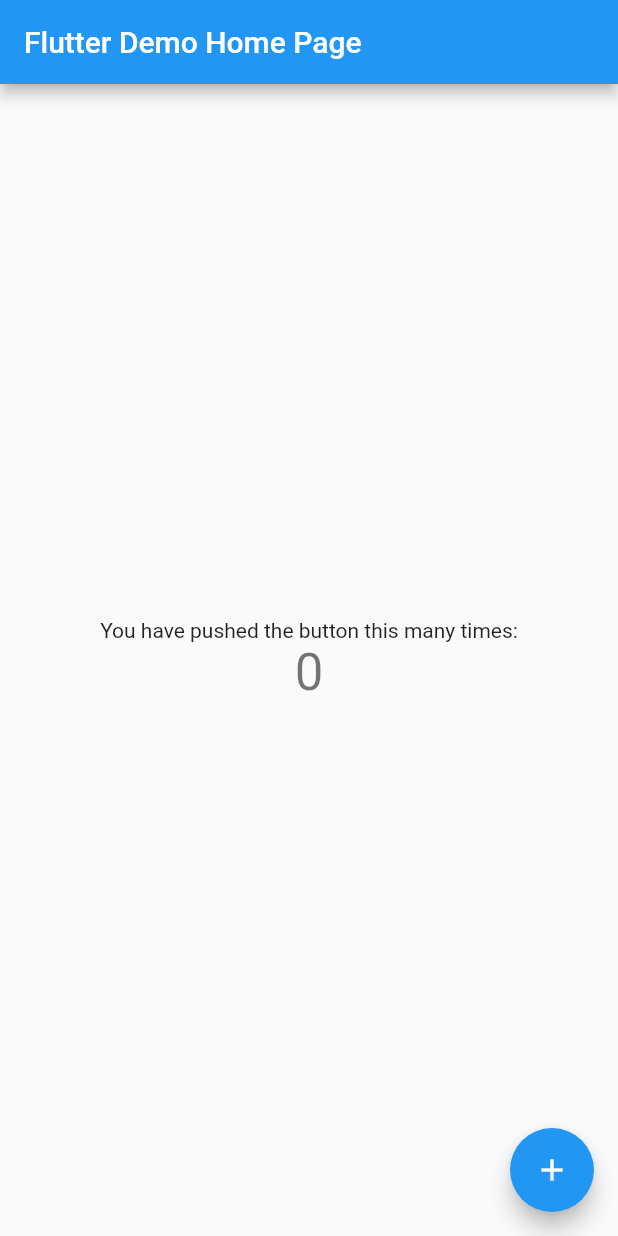
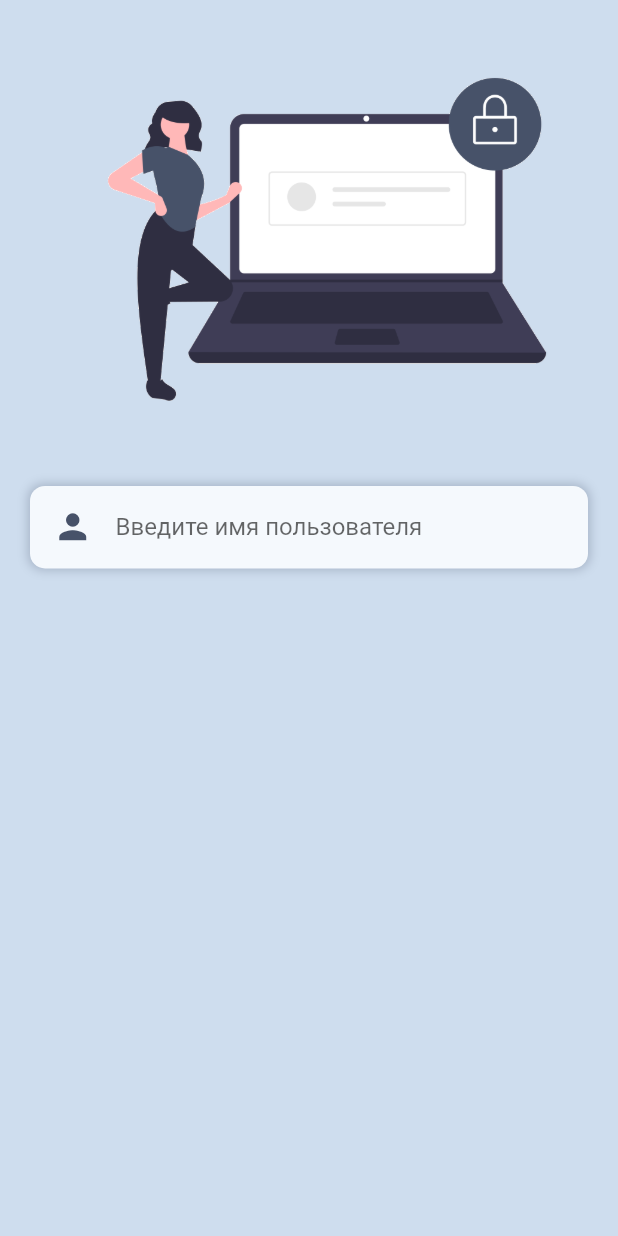
Before and after one commit to dergunovmxm/flutter_nike_store, a Flutter app: the screen it shows after launch, on a phone screen of 412 x 824 dp. Run offline on Flutter 3.47's test engine with Material 2 defaults, Android fonts, the phone set to English and light mode, and no system bars.

Commit message:
Добавил страницу логина, добавил одно поле ввода

```diff
--- a/lib/main.dart
+++ b/lib/main.dart
@@ -1,115 +1,20 @@
 import 'package:flutter/material.dart';
+import 'package:flutter_nike_store/pages/LoginPage.dart';
+import '';
 
-void main() {
-  runApp(const MyApp());
-}
+void main() => runApp(MyApp());
 
 class MyApp extends StatelessWidget {
-  const MyApp({super.key});
-
-  // This widget is the root of your application.
   @override
   Widget build(BuildContext context) {
     return MaterialApp(
-      title: 'Flutter Demo',
+      debugShowCheckedModeBanner: false,
       theme: ThemeData(
-        // This is the theme of your application.
-        //
-        // Try running your application with "flutter run". You'll see the
-        // application has a blue toolbar. Then, without quitting the app, try
-        // changing the primarySwatch below to Colors.green and then invoke
-        // "hot reload" (press "r" in the console where you ran "flutter run",
-        // or simply save your changes to "hot reload" in a Flutter IDE).
-        // Notice that the counter didn't reset back to zero; the application
-        // is not restarted.
-        primarySwatch: Colors.blue,
+        scaffoldBackgroundColor: Color(0xFFCEDDEE),
       ),
-      home: const MyHomePage(title: 'Flutter Demo Home Page'),
+      routes: {
+       "/": (contex) => LoginPage(),
+      },
     );
   }
 }
-
-class MyHomePage extends StatefulWidget {
-  const MyHomePage({super.key, required this.title});
-
-  // This widget is the home page of your application. It is stateful, meaning
-  // that it has a State object (defined below) that contains fields that affect
-  // how it looks.
-
-  // This class is the configuration for the state. It holds the values (in this
-  // case the title) provided by the parent (in this case the App widget) and
-  // used by the build method of the State. Fields in a Widget subclass are
-  // always marked "final".
-
-  final String title;
-
-  @override
-  State<MyHomePage> createState() => _MyHomePageState();
-}
-
-class _MyHomePageState extends State<MyHomePage> {
-  int _counter = 0;
-
-  void _incrementCounter() {
-    setState(() {
-      // This call to setState tells the Flutter framework that something has
-      // changed in this State, which causes it to rerun the build method below
-      // so that the display can reflect the updated values. If we changed
-      // _counter without calling setState(), then the build method would not be
-      // called again, and so nothing would appear to happen.
-      _counter++;
-    });
-  }
-
-  @override
-  Widget build(BuildContext context) {
-    // This method is rerun every time setState is called, for instance as done
-    // by the _incrementCounter method above.
-    //
-    // The Flutter framework has been optimized to make rerunning build methods
-    // fast, so that you can just rebuild anything that needs updating rather
-    // than having to individually change instances of widgets.
-    return Scaffold(
-      appBar: AppBar(
-        // Here we take the value from the MyHomePage object that was created by
-        // the App.build method, and use it to set our appbar title.
-        title: Text(widget.title),
-      ),
-      body: Center(
-        // Center is a layout widget. It takes a single child and positions it
-        // in the middle of the parent.
-        child: Column(
-          // Column is also a layout widget. It takes a list of children and
-          // arranges them vertically. By default, it sizes itself to fit its
-          // children horizontally, and tries to be as tall as its parent.
-          //
-          // Invoke "debug painting" (press "p" in the console, choose the
-          // "Toggle Debug Paint" action from the Flutter Inspector in Android
-          // Studio, or the "Toggle Debug Paint" command in Visual Studio Code)
-          // to see the wireframe for each widget.
-          //
-          // Column has various properties to control how it sizes itself and
-          // how it positions its children. Here we use mainAxisAlignment to
-          // center the children vertically; the main axis here is the vertical
-          // axis because Columns are vertical (the cross axis would be
-          // horizontal).
-          mainAxisAlignment: MainAxisAlignment.center,
-          children: <Widget>[
-            const Text(
-              'You have pushed the button this many times:',
-            ),
-            Text(
-              '$_counter',
-              style: Theme.of(context).textTheme.headlineMedium,
-            ),
-          ],
-        ),
-      ),
-      floatingActionButton: FloatingActionButton(
-        onPressed: _incrementCounter,
-        tooltip: 'Increment',
-        child: const Icon(Icons.add),
-      ), // This trailing comma makes auto-formatting nicer for build methods.
-    );
-  }
-}
--- /dev/null
+++ b/lib/pages/LoginPage.dart
@@ -0,0 +1,58 @@
+import 'package:flutter/material.dart';
+
+class LoginPage extends StatelessWidget {
+  @override
+  Widget build(BuildContext context) {
+    return Scaffold(
+      body: SingleChildScrollView(
+        child: SafeArea(
+          child: Column(
+            children: [
+              Padding(
+                padding: EdgeInsets.symmetric(vertical: 20),
+                child: Image.asset("images/login.png"),
+              ),
+              Container(
+                margin: EdgeInsets.symmetric(horizontal: 20),
+                padding: EdgeInsets.symmetric(horizontal: 15),
+                height: 55,
+                decoration: BoxDecoration(
+                    color: Color(0xFFF5F9FD),
+                    borderRadius: BorderRadius.circular(10),
+                    boxShadow: [
+                      BoxShadow(
+                        color: Color(0xFF475269).withOpacity(0.3),
+                        blurRadius: 5,
+                        spreadRadius: 1,
+                      )
+                    ]),
+                child: Row(
+                  children: [
+                    Icon(
+                      Icons.person,
+                      size: 27,
+                      color: Color(0xFF475269),
+                    ),
+                    SizedBox(
+                      width: 15,
+                    ),
+                    Container(
+                      //margin: 0,
+                      width: 250,
+                      child: TextFormField(
+                        decoration: InputDecoration(
+                          border: InputBorder.none,
+                          hintText: 'Введите имя пользователя'
+                        ),
+                      ),
+                    )
+                  ],
+                ),
+              )
+            ],
+          ),
+        ),
+      ),
+    );
+  }
+}
--- a/pubspec.yaml
+++ b/pubspec.yaml
@@ -59,10 +59,8 @@ flutter:
   uses-material-design: true
 
   # To add assets to your application, add an assets section, like this:
-  # assets:
-  #   - images/a_dot_burr.jpeg
-  #   - images/a_dot_ham.jpeg
-
+  assets:
+     - images/
   # An image asset can refer to one or more resolution-specific "variants", see
   # https://flutter.dev/assets-and-images/#resolution-aware
 
```
Also changed, not shown: images/1.png (added), images/2.png (added), images/3.png (added), images/4.png (added), images/login.png (added), 1 other file.
